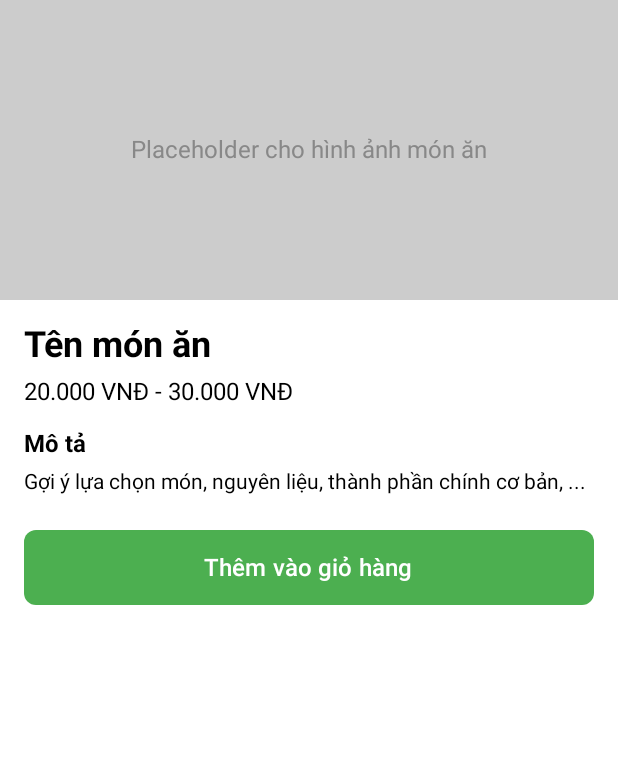
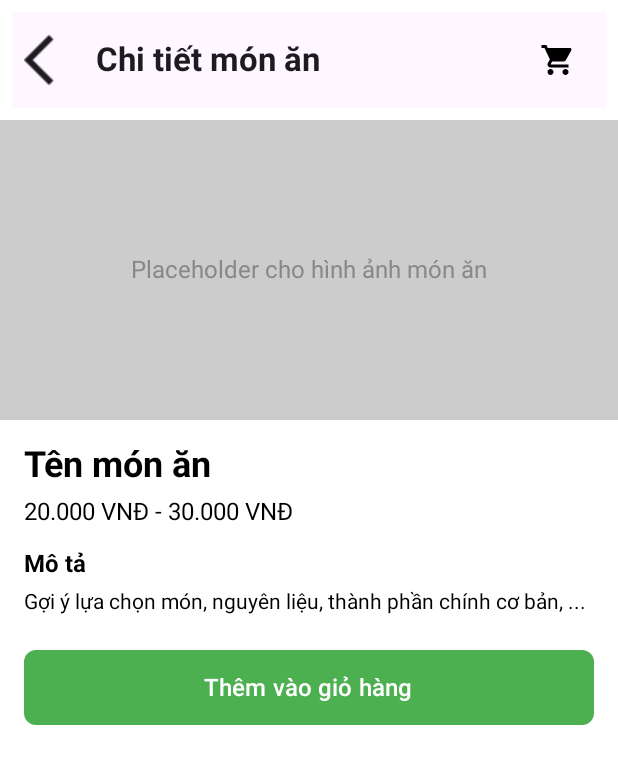
Before and after one commit to khoi2251120220/LapTrinhMOBILE, an Android app built with Jetpack Compose: the @Preview function FoodDetailScreenPreview, on a phone screen of 412 x 824 dp. Shown: the top 764 px of the screen. Run offline under Robolectric (Android 15) with nearby library versions, the phone set to English and light mode, and no system bars.

Commit message:
add icon shoppingcart

```diff
--- a/RestaurantManage/app/src/main/java/com/example/restaurantmanage/MainActivity.kt
+++ b/RestaurantManage/app/src/main/java/com/example/restaurantmanage/MainActivity.kt
@@ -18,9 +18,10 @@ class MainActivity : ComponentActivity() {
         super.onCreate(savedInstanceState)
         setContent {
 
-//             MainScreenUser()
+
+            // MainScreenUser()
 //            MainScreenAdmin()
-//           AssignmentMain()
+          // AssignmentMain()
 
 
         }
--- a/RestaurantManage/app/src/main/java/com/example/restaurantmanage/navigation/NavGraph.kt
+++ b/RestaurantManage/app/src/main/java/com/example/restaurantmanage/navigation/NavGraph.kt
@@ -20,13 +20,13 @@ sealed class Screen(val route: String) {
     object RestaurantInfo : Screen("restaurant_info")
     object Contact : Screen("contact")
 
+
     // User Screens (Requires login)
     object UserProfile : Screen("user/profile")
     object UserOrders : Screen("user/orders")
     object UserBookings : Screen("user/bookings")
     object UserFavorites : Screen("user/favorites")
     object Cart : Screen("user/cart")
-    object Checkout : Screen("user/checkout")
 
     // Admin Screens (Requires admin login)
     object AdminDashboard : Screen("admin/dashboard")
--- a/RestaurantManage/app/src/main/java/com/example/restaurantmanage/ui/theme/components/TopBar.kt
+++ b/RestaurantManage/app/src/main/java/com/example/restaurantmanage/ui/theme/components/TopBar.kt
@@ -45,7 +45,3 @@ fun AppBar(
         actions = {}
     )
 }
-
-class TopBar(title: String, onBackClick: () -> Unit, modifier: Modifier) {
-
-}
--- a/RestaurantManage/app/src/main/java/com/example/restaurantmanage/ui/theme/screens/user/MainScreenUser.kt
+++ b/RestaurantManage/app/src/main/java/com/example/restaurantmanage/ui/theme/screens/user/MainScreenUser.kt
@@ -16,6 +16,7 @@ import com.example.restaurantmanage.ui.theme.screens.assignment.LoginScreen
 import com.example.restaurantmanage.ui.theme.screens.assignment.PasswordScreen
 import com.example.restaurantmanage.ui.theme.screens.user.booking.BookingScreen
 import com.example.restaurantmanage.ui.theme.screens.user.home.HomeScreen
+import com.example.restaurantmanage.ui.theme.screens.user.order.MenuScreen
 import com.example.restaurantmanage.ui.theme.screens.user.personal.ProfileScreen
 
 @Composable
--- a/RestaurantManage/app/src/main/java/com/example/restaurantmanage/ui/theme/screens/user/home/CartScreen.kt
+++ b/RestaurantManage/app/src/main/java/com/example/restaurantmanage/ui/theme/screens/user/order/CartScreen.kt
@@ -1,4 +1,4 @@
-package com.example.restaurantmanage.ui.theme.screens.user.home
+package com.example.restaurantmanage.ui.theme.screens.user.order
 
 import androidx.compose.foundation.Image
 import androidx.compose.foundation.clickable
@@ -7,7 +7,6 @@ import androidx.compose.foundation.lazy.LazyColumn
 import androidx.compose.foundation.lazy.items
 import androidx.compose.material.icons.Icons
 import androidx.compose.material.icons.automirrored.filled.ArrowBack
-import androidx.compose.material.icons.automirrored.filled.ArrowForward
 import androidx.compose.material.icons.filled.ArrowDropDown
 import androidx.compose.material3.*
 import androidx.compose.runtime.*
@@ -141,7 +140,7 @@ fun CartScreen(
                 }
 
                 Button(
-                    onClick = { /* Handle payment */ },
+                    onClick = {  },
                     modifier = Modifier
                         .fillMaxWidth()
                         .padding(vertical = 16.dp),
--- a/RestaurantManage/app/src/main/java/com/example/restaurantmanage/ui/theme/screens/user/FoodDetailScreen.kt
+++ b/RestaurantManage/app/src/main/java/com/example/restaurantmanage/ui/theme/screens/user/order/FoodDetailScreen.kt
@@ -1,8 +1,10 @@
-package com.example.restaurantmanage.ui.theme.screens.user
+package com.example.restaurantmanage.ui.theme.screens.user.order
 
 import androidx.compose.foundation.background
 import androidx.compose.foundation.layout.*
 import androidx.compose.foundation.shape.RoundedCornerShape
+import androidx.compose.material.icons.Icons
+import androidx.compose.material.icons.filled.ShoppingCart
 import androidx.compose.material3.*
 import androidx.compose.runtime.Composable
 import androidx.compose.ui.Alignment
@@ -13,25 +15,46 @@ import androidx.compose.ui.text.font.FontWeight
 import androidx.compose.ui.tooling.preview.Preview
 import androidx.compose.ui.unit.dp
 import androidx.compose.ui.unit.sp
+import androidx.navigation.NavController
+import androidx.navigation.compose.rememberNavController
 import com.example.restaurantmanage.ui.theme.RestaurantManageTheme
-import com.example.restaurantmanage.ui.theme.components.TopBar
-import com.example.restaurantmanage.ui.theme.components.BottomNavBar
+import com.example.restaurantmanage.ui.theme.components.AppBar
 
 @Composable
 fun FoodDetailScreen(
-    onBackClick: () -> Unit, // Lambda cho hành động back
-    onNavigate: (String) -> Unit, // Lambda cho hành động điều hướng
     foodName: String, // Tên món ăn
     priceRange: String, // Giá tiền
     description: String, // Mô tả món ăn
+    navController: NavController // Thêm NavController để truyền vào AppBar
 ) {
     Scaffold(
         topBar = {
-            TopBar(
-                title = "Chi tiết món ăn",
-                onBackClick = onBackClick, // Sử dụng lambda
-                modifier = Modifier.fillMaxWidth()
-            )
+            Box(
+                modifier = Modifier
+                    .fillMaxWidth()
+                    .padding(8.dp)
+            ) {
+
+                AppBar(
+                    title = "Chi tiết món ăn",
+                    navController = navController,
+                    showBackButton = true
+                )
+
+
+                IconButton(
+                    onClick = { navController.navigate("cart") },
+                    modifier = Modifier
+                        .align(Alignment.CenterEnd)
+                        .padding(end = 8.dp)
+                ) {
+                    Icon(
+                        imageVector = Icons.Default.ShoppingCart,
+                        contentDescription = "Giỏ hàng",
+                        tint = Color.Black
+                    )
+                }
+            }
         },
     ) { innerPadding ->
         Column(
@@ -132,11 +155,10 @@ fun FoodDetailScreen(
 fun FoodDetailScreenPreview() {
     RestaurantManageTheme {
         FoodDetailScreen(
-            onBackClick = { /* Không làm gì trong preview */ },
-            onNavigate = { /* Không làm gì trong preview */ },
             foodName = "Tên món ăn",
             priceRange = "20.000 VNĐ - 30.000 VNĐ",
-            description = "Gợi ý lựa chọn món, nguyên liệu, thành phần chính cơ bản, ..."
+            description = "Gợi ý lựa chọn món, nguyên liệu, thành phần chính cơ bản, ...",
+            navController = rememberNavController() // Sử dụng rememberNavController trong preview
         )
     }
 }
--- a/RestaurantManage/app/src/main/java/com/example/restaurantmanage/ui/theme/screens/user/PaymentSuccessScreen.kt
+++ b/RestaurantManage/app/src/main/java/com/example/restaurantmanage/ui/theme/screens/user/order/PaymentSuccessScreen.kt
@@ -1,4 +1,4 @@
-package com.example.restaurantmanage.ui.theme.screens.user
+package com.example.restaurantmanage.ui.theme.screens.user.order
 
 import androidx.compose.foundation.background
 import androidx.compose.foundation.layout.*
--- a/RestaurantManage/app/src/main/java/com/example/restaurantmanage/ui/theme/screens/user/RatingScreen.kt
+++ b/RestaurantManage/app/src/main/java/com/example/restaurantmanage/ui/theme/screens/user/order/RatingScreen.kt
@@ -1,4 +1,4 @@
-package com.example.restaurantmanage.ui.theme.screens.user
+package com.example.restaurantmanage.ui.theme.screens.user.order
 
 import androidx.compose.foundation.background
 import androidx.compose.foundation.layout.*
```
Also changed, not shown: RestaurantManage/app/src/main/java/com/example/restaurantmanage/ui/theme/screens/user/order/MenuScreen.kt (renamed from RestaurantManage/app/src/main/java/com/example/restaurantmanage/ui/theme/screens/user/MenuScreen.kt, +22 -7 lines).
